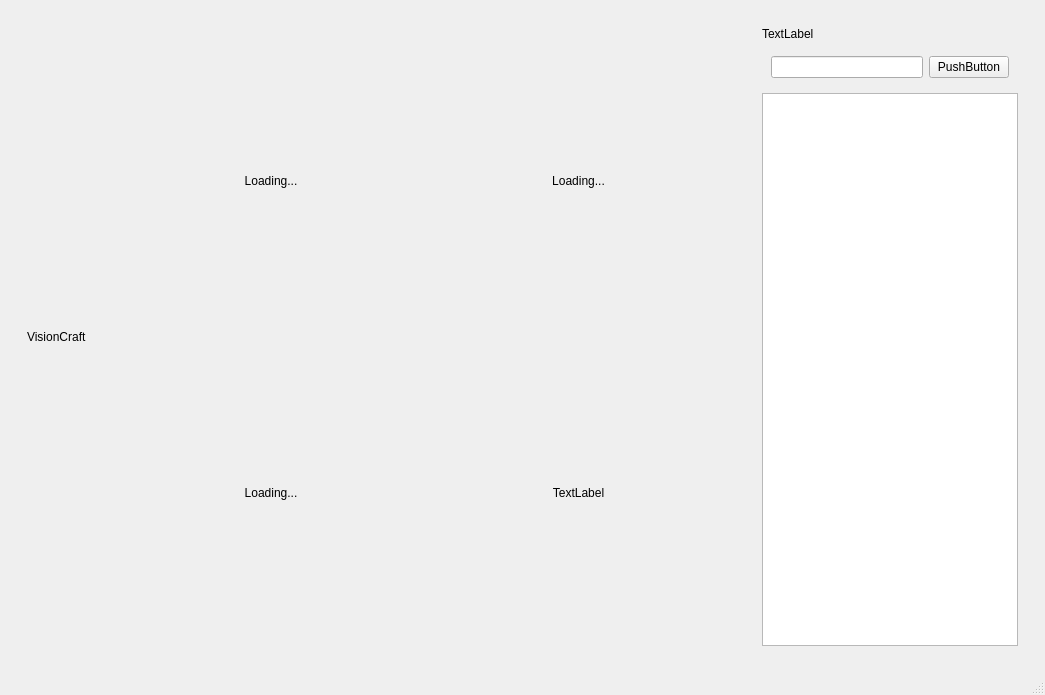
Qt form client_qt/home.ui (VisionCraft2025/client_qt) before a commit.
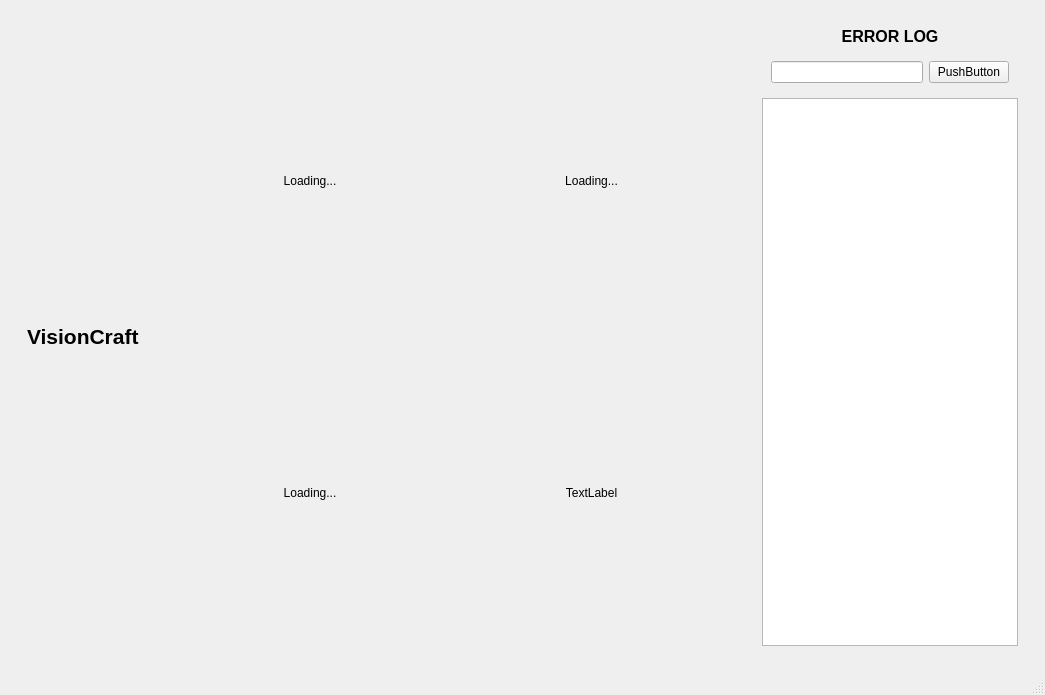
The same form after that commit.

Commit message: Style/#15: Change button position

The edit to the form file:
```diff
--- a/client_qt/home.ui
+++ b/client_qt/home.ui
@@ -23,9 +23,18 @@
          <layout class="QVBoxLayout" name="verticalLayout">
           <item>
            <widget class="QLabel" name="VisionCraft">
+            <property name="font">
+             <font>
+              <pointsize>16</pointsize>
+              <bold>true</bold>
+             </font>
+            </property>
             <property name="text">
              <string>VisionCraft</string>
             </property>
+            <property name="margin">
+             <number>10</number>
+            </property>
            </widget>
           </item>
          </layout>
@@ -124,8 +133,17 @@
          <layout class="QVBoxLayout" name="verticalLayout_3">
           <item>
            <widget class="QLabel" name="label">
+            <property name="font">
+             <font>
+              <pointsize>12</pointsize>
+              <bold>true</bold>
+             </font>
+            </property>
             <property name="text">
-             <string>TextLabel</string>
+             <string>ERROR LOG</string>
+            </property>
+            <property name="alignment">
+             <set>Qt::AlignmentFlag::AlignCenter</set>
             </property>
            </widget>
           </item>
```
The commit also changes 1 other file.
